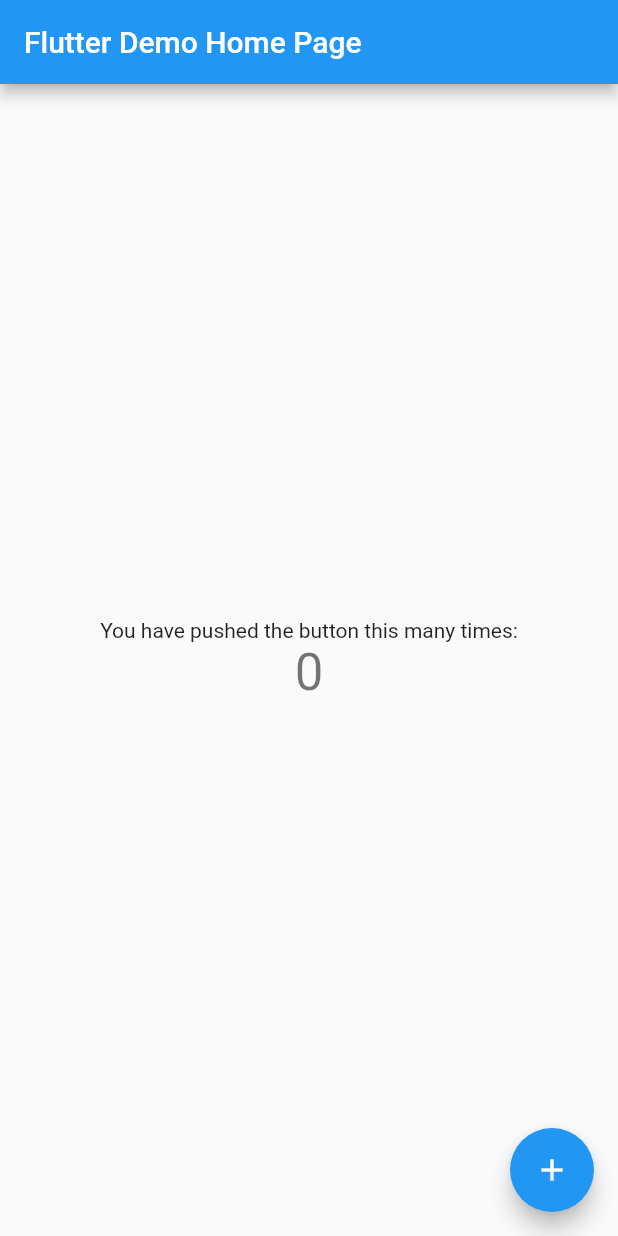
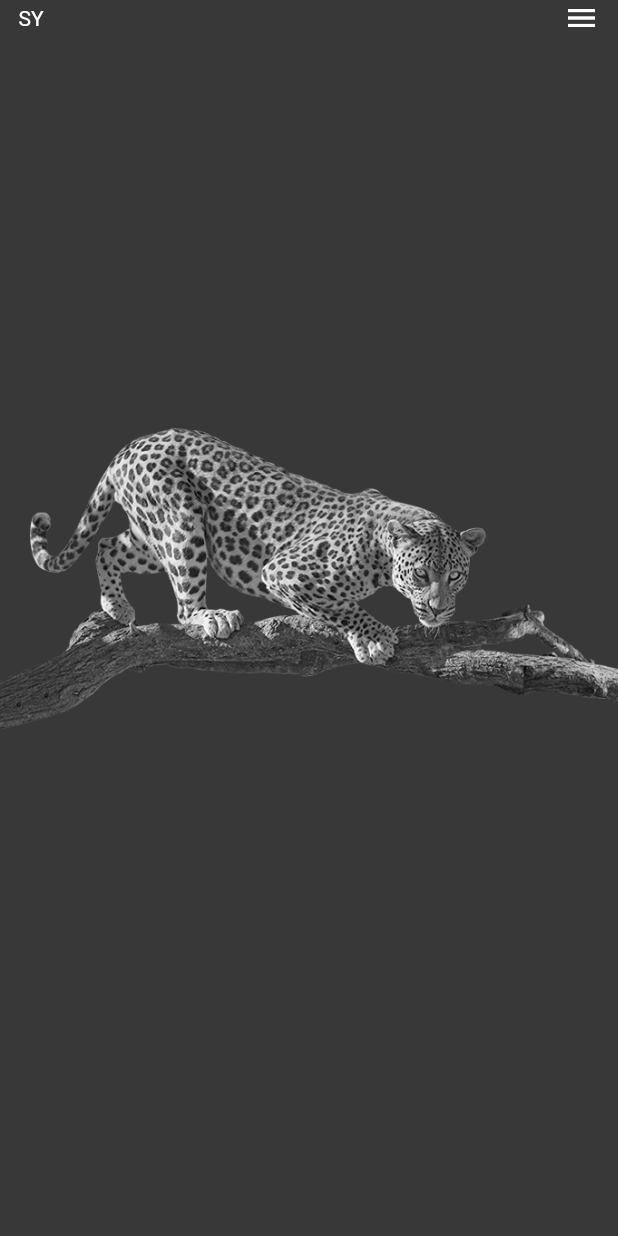
Before and after one commit to Yogi-99/Travel-App-UI, a Flutter app: the screen it shows after launch, on a phone screen of 412 x 824 dp. Run offline on Flutter 3.47's test engine with Material 2 defaults, Android fonts, the phone set to English and light mode, and no system bars.

Commit message:
add size config file

```diff
--- /dev/null
+++ b/lib/global/size_config.dart
@@ -0,0 +1,62 @@
+import 'package:flutter/rendering.dart';
+import 'package:flutter/widgets.dart';
+
+class SizeConfig {
+  static double _screenWidth;
+  static double _screenHeight;
+  static double _blockWidth = 0;
+  static double _blockHeight = 0;
+
+  static double textMultiplier;
+  static double imageSizeMultiplier;
+  static double heightMultiplier;
+  static double widthMultiplier;
+  static double screenHeight;
+  static double screenWidth;
+  static bool isPortrait = true;
+  static bool isMobilePortrait = false;
+
+  static double thirtyTwoSize = (SizeConfig.textMultiplier * 4.705);
+  static double thirtySize = (SizeConfig.textMultiplier * 4.392);
+  static double fourteenSize = (SizeConfig.textMultiplier * 2.05);
+  static double fifeteenSize = SizeConfig.textMultiplier * 2.2;
+  static double sixteenSize = SizeConfig.textMultiplier * 2.342;
+  static double eighteenSize = SizeConfig.textMultiplier * 2.635;
+  static double twentySize = SizeConfig.textMultiplier * 2.928;
+  static double twelveSize = SizeConfig.textMultiplier * 1.756;
+  static double thirteenSize = SizeConfig.textMultiplier * 1.911;
+
+  static void init(BoxConstraints constraints, Orientation orientation) {
+    if (orientation == Orientation.portrait) {
+      _screenWidth = constraints.maxWidth;
+      _screenHeight = constraints.maxHeight;
+      screenHeight = _screenHeight;
+      screenWidth = _screenWidth;
+      isPortrait = true;
+      if (_screenWidth < 450) {
+        isMobilePortrait = true;
+      }
+    } else {
+      _screenWidth = constraints.maxHeight;
+      _screenHeight = constraints.maxWidth;
+      isPortrait = false;
+      isMobilePortrait = false;
+    }
+
+    _blockWidth = _screenWidth / 100;
+    _blockHeight = _screenHeight / 100;
+
+    if (_screenHeight > 730) {
+      textMultiplier = _blockHeight * 0.8;
+    } else {
+      textMultiplier = _blockHeight;
+    }
+
+    imageSizeMultiplier = _blockWidth;
+    heightMultiplier = _blockHeight;
+    widthMultiplier = _blockWidth;
+
+    // block width: 4.11px
+    // block height: 6.83px
+  }
+}
--- a/lib/main.dart
+++ b/lib/main.dart
@@ -1,117 +1,27 @@
 import 'package:flutter/material.dart';
+import 'package:sy_expedition_travel/global/size_config.dart';
+import 'package:sy_expedition_travel/resources/colors.dart';
+import 'package:sy_expedition_travel/screens/main_screen.dart';
 
-void main() {
-  runApp(MyApp());
-}
+void main() => runApp(MyApp());
 
 class MyApp extends StatelessWidget {
-  // This widget is the root of your application.
   @override
   Widget build(BuildContext context) {
-    return MaterialApp(
-      title: 'Flutter Demo',
-      theme: ThemeData(
-        // This is the theme of your application.
-        //
-        // Try running your application with "flutter run". You'll see the
-        // application has a blue toolbar. Then, without quitting the app, try
-        // changing the primarySwatch below to Colors.green and then invoke
-        // "hot reload" (press "r" in the console where you ran "flutter run",
-        // or simply save your changes to "hot reload" in a Flutter IDE).
-        // Notice that the counter didn't reset back to zero; the application
-        // is not restarted.
-        primarySwatch: Colors.blue,
-        // This makes the visual density adapt to the platform that you run
-        // the app on. For desktop platforms, the controls will be smaller and
-        // closer together (more dense) than on mobile platforms.
-        visualDensity: VisualDensity.adaptivePlatformDensity,
-      ),
-      home: MyHomePage(title: 'Flutter Demo Home Page'),
-    );
+    return LayoutBuilder(
+        builder: (context, constraints) => OrientationBuilder(
+              builder: (context, orientation) {
+                SizeConfig.init(constraints, orientation);
+                return MaterialApp(
+                  title: 'Material App',
+                  debugShowCheckedModeBanner: false,
+                  theme: ThemeData(
+                    brightness: Brightness.dark,
+                    scaffoldBackgroundColor: KBlackColor,
+                  ),
+                  home: MainScreen(),
+                );
+              },
+            ));
   }
 }
-
-class MyHomePage extends StatefulWidget {
-  MyHomePage({Key key, this.title}) : super(key: key);
-
-  // This widget is the home page of your application. It is stateful, meaning
-  // that it has a State object (defined below) that contains fields that affect
-  // how it looks.
-
-  // This class is the configuration for the state. It holds the values (in this
-  // case the title) provided by the parent (in this case the App widget) and
-  // used by the build method of the State. Fields in a Widget subclass are
-  // always marked "final".
-
-  final String title;
-
-  @override
-  _MyHomePageState createState() => _MyHomePageState();
-}
-
-class _MyHomePageState extends State<MyHomePage> {
-  int _counter = 0;
-
-  void _incrementCounter() {
-    setState(() {
-      // This call to setState tells the Flutter framework that something has
-      // changed in this State, which causes it to rerun the build method below
-      // so that the display can reflect the updated values. If we changed
-      // _counter without calling setState(), then the build method would not be
-      // called again, and so nothing would appear to happen.
-      _counter++;
-    });
-  }
-
-  @override
-  Widget build(BuildContext context) {
-    // This method is rerun every time setState is called, for instance as done
-    // by the _incrementCounter method above.
-    //
-    // The Flutter framework has been optimized to make rerunning build methods
-    // fast, so that you can just rebuild anything that needs updating rather
-    // than having to individually change instances of widgets.
-    return Scaffold(
-      appBar: AppBar(
-        // Here we take the value from the MyHomePage object that was created by
-        // the App.build method, and use it to set our appbar title.
-        title: Text(widget.title),
-      ),
-      body: Center(
-        // Center is a layout widget. It takes a single child and positions it
-        // in the middle of the parent.
-        child: Column(
-          // Column is also a layout widget. It takes a list of children and
-          // arranges them vertically. By default, it sizes itself to fit its
-          // children horizontally, and tries to be as tall as its parent.
-          //
-          // Invoke "debug painting" (press "p" in the console, choose the
-          // "Toggle Debug Paint" action from the Flutter Inspector in Android
-          // Studio, or the "Toggle Debug Paint" command in Visual Studio Code)
-          // to see the wireframe for each widget.
-          //
-          // Column has various properties to control how it sizes itself and
-          // how it positions its children. Here we use mainAxisAlignment to
-          // center the children vertically; the main axis here is the vertical
-          // axis because Columns are vertical (the cross axis would be
-          // horizontal).
-          mainAxisAlignment: MainAxisAlignment.center,
-          children: <Widget>[
-            Text(
-              'You have pushed the button this many times:',
-            ),
-            Text(
-              '$_counter',
-              style: Theme.of(context).textTheme.headline4,
-            ),
-          ],
-        ),
-      ),
-      floatingActionButton: FloatingActionButton(
-        onPressed: _incrementCounter,
-        tooltip: 'Increment',
-        child: Icon(Icons.add),
-      ), // This trailing comma makes auto-formatting nicer for build methods.
-    );
-  }
-}
--- /dev/null
+++ b/lib/provider/pageoffset_notifier.dart
@@ -0,0 +1,19 @@
+import 'package:flutter/cupertino.dart';
+import 'package:flutter/foundation.dart';
+
+class PageOffsetNotifier with ChangeNotifier {
+  double _offset;
+  double _page;
+
+  PageOffsetNotifier(PageController pageController) {
+    pageController.addListener(() {
+      print('called');
+      _offset = pageController.offset;
+      _page = pageController.page;
+      notifyListeners();
+    });
+  }
+
+  double get offset => _offset ?? 0.0;
+  double get page => _page;
+}
--- /dev/null
+++ b/lib/resources/colors.dart
@@ -0,0 +1,5 @@
+import 'package:flutter/cupertino.dart';
+
+const KBlackColor = Color(0xFF383838);
+const KLightGreyColor = Color(0xFF606060);
+const KWhite = Color(0xFFFFFFFF);
--- /dev/null
+++ b/lib/screens/main_screen.dart
@@ -0,0 +1,129 @@
+import 'package:flutter/material.dart';
+import 'package:provider/provider.dart';
+import 'package:sy_expedition_travel/global/size_config.dart';
+import 'package:sy_expedition_travel/provider/pageoffset_notifier.dart';
+
+class MainScreen extends StatefulWidget {
+  @override
+  _MainScreenState createState() => _MainScreenState();
+}
+
+class _MainScreenState extends State<MainScreen> {
+  PageController _pageController;
+
+  @override
+  void initState() {
+    super.initState();
+    _pageController = PageController();
+  }
+
+  @override
+  void dispose() {
+    _pageController.dispose();
+    super.dispose();
+  }
+
+  @override
+  Widget build(BuildContext context) {
+    return ChangeNotifierProvider(
+      create: (context) => PageOffsetNotifier(_pageController),
+      child: Scaffold(
+        body: Center(
+          child: Stack(
+            alignment: Alignment.centerLeft,
+            children: [
+              PageView(
+                controller: _pageController,
+                physics: ClampingScrollPhysics(),
+                children: [
+                  LeopardScreen(),
+                  VultureScreen(),
+                ],
+              ),
+              AppBar(),
+              LeopardImage(),
+              VultureImage(),
+            ],
+          ),
+        ),
+      ),
+    );
+  }
+}
+
+class LeopardImage extends StatelessWidget {
+  @override
+  Widget build(BuildContext context) {
+    final Size _size = MediaQuery.of(context).size;
+    return Consumer<PageOffsetNotifier>(
+      builder: (context, pageoffsetNotifier, child) => Positioned(
+        left: (-pageoffsetNotifier.offset) * .8,
+        width: _size.width * 1.5,
+        child: child,
+      ),
+      child: IgnorePointer(
+        child: Image.asset('assets/leopard.png'),
+      ),
+    );
+  }
+}
+
+class VultureImage extends StatelessWidget {
+  @override
+  Widget build(BuildContext context) {
+    final Size _size = MediaQuery.of(context).size;
+    return Consumer<PageOffsetNotifier>(
+      builder: (context, pageoffsetNotifier, child) => Positioned(
+        child: child,
+        left: (_size.width * 1.15) + (-pageoffsetNotifier.offset) * .8,
+      ),
+      child: IgnorePointer(
+        child: Padding(
+          padding: const EdgeInsets.only(bottom: 40.0),
+          child: Image.asset(
+            'assets/vulture.png',
+            height: _size.height * .37,
+          ),
+        ),
+      ),
+    );
+  }
+}
+
+class LeopardScreen extends StatelessWidget {
+  @override
+  Widget build(BuildContext context) {
+    return Container();
+  }
+}
+
+class VultureScreen extends StatelessWidget {
+  @override
+  Widget build(BuildContext context) {
+    return Container();
+  }
+}
+
+class AppBar extends StatelessWidget {
+  @override
+  Widget build(BuildContext context) {
+    return Positioned(
+      top: 0.0,
+      left: 0.0,
+      right: 0.0,
+      child: SafeArea(
+        child: Padding(
+          padding:
+              EdgeInsets.symmetric(horizontal: SizeConfig.widthMultiplier * 3),
+          child: Row(
+            children: [
+              Text('SY'),
+              Spacer(),
+              Icon(Icons.menu),
+            ],
+          ),
+        ),
+      ),
+    );
+  }
+}
```
Also changed, not shown: pubspec.yaml (+4 -10 lines), pubspec.lock.
